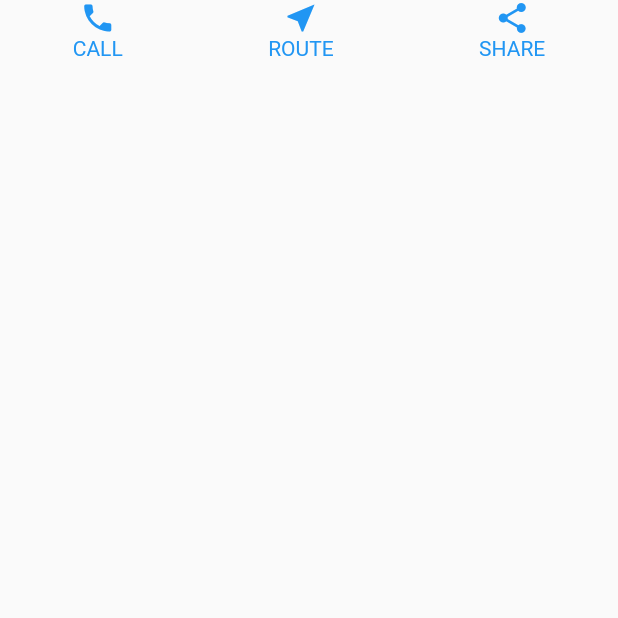
After one commit to leemjjava/flutter_exmple, a Flutter app: the LayoutExample screen opened by its route, on a phone screen of 412 x 824 dp, the top half of it. The commit adds this screen. Run offline on Flutter 3.47's test engine with Material 2 defaults, Android fonts, the phone set to English and light mode, and no system bars; our stand-ins replace flutter_secure_storage, fluttertoast, logger, progress_dialog, rxdart, transparent_image; missing offline and left inert: random_color; accounts and stored records are empty.

Commit message:
Layout Example

```diff
--- a/lib/main.dart
+++ b/lib/main.dart
@@ -1,5 +1,6 @@
 import 'package:flutter/material.dart';
 import 'package:navigator/week_of_widget/16_Nested_scroll_view.dart';
+import 'package:navigator/week_of_widget/17_layout_example.dart';
 import 'animation/01_animated_container.dart';
 import 'animation/02_page_route_builder.dart';
 import 'animation/03_animation_controller.dart';
@@ -277,6 +278,11 @@ final weekOfWidgets = [
       route: NestedScrollViewExample.routeName,
       builder: (BuildContext context) => NestedScrollViewExample()
   ),
+  MyRouts(
+      name: 'layout_example',
+      route: LayoutExample.routeName,
+      builder: (BuildContext context) => LayoutExample()
+  ),
 ];
 
 final boxConstraints = [
--- /dev/null
+++ b/lib/week_of_widget/17_layout_example.dart
@@ -0,0 +1,57 @@
+import 'package:flutter/cupertino.dart';
+import 'package:flutter/material.dart';
+
+class LayoutExample extends StatefulWidget{
+  static const String routeName = '/week_of_widget/layout_example';
+
+  @override
+  LayoutExampleState createState() =>LayoutExampleState();
+
+}
+
+class LayoutExampleState extends State<LayoutExample>{
+  @override
+  Widget build(BuildContext context) {
+    return SafeArea(
+      child: Scaffold(
+        body: Container(
+          child: Row(
+            mainAxisAlignment: MainAxisAlignment.spaceAround,
+            children: <Widget>[
+              Column(
+                children: <Widget>[
+                  Icon(Icons.phone,
+                    color: Colors.blue,
+                  ),
+                  Text("CALL",
+                    style: TextStyle(color: Colors.blue),
+                  )
+                ],
+              ),
+              Column(
+                children: <Widget>[
+                  Icon(Icons.near_me,
+                    color: Colors.blue,
+                  ),
+                  Text("ROUTE",
+                    style: TextStyle(color: Colors.blue),
+                  )
+                ],
+              ),
+              Column(
+                children: <Widget>[
+                  Icon(Icons.share,
+                    color: Colors.blue,
+                  ),
+                  Text("SHARE",
+                    style: TextStyle(color: Colors.blue),
+                  )
+                ],
+              ),
+            ],
+          ),
+        ),
+      ),
+    );
+  }
+}
```
Also changed, not shown: lib/box_constraint/01_box_constraint.dart (+34 -18 lines).
